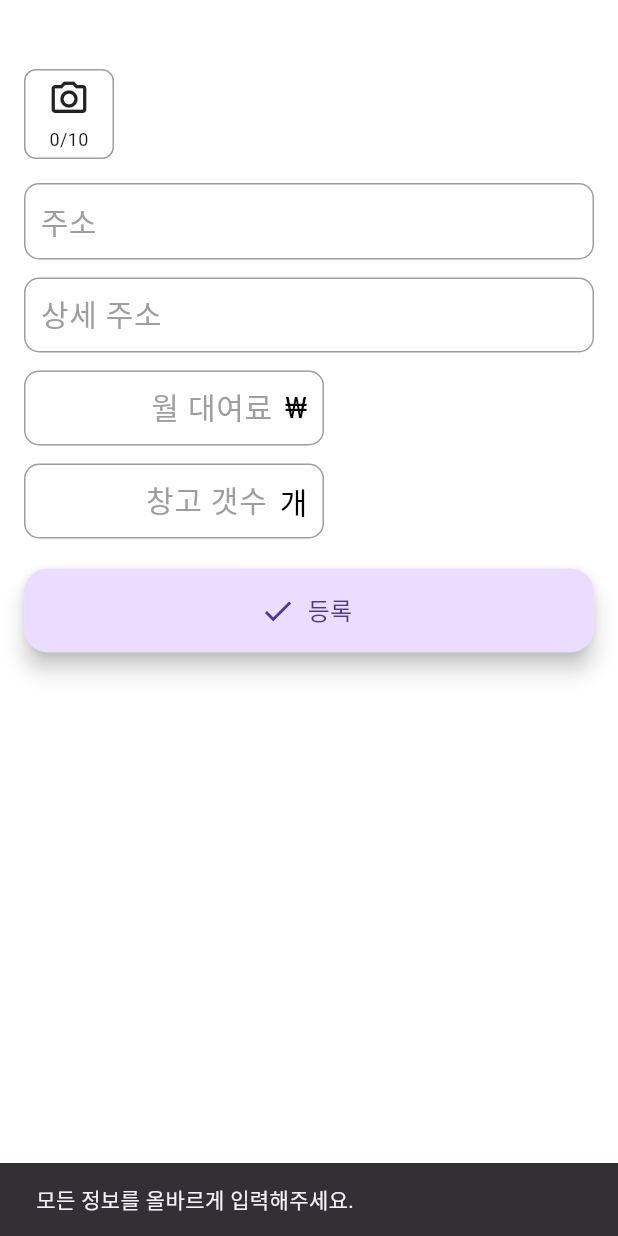
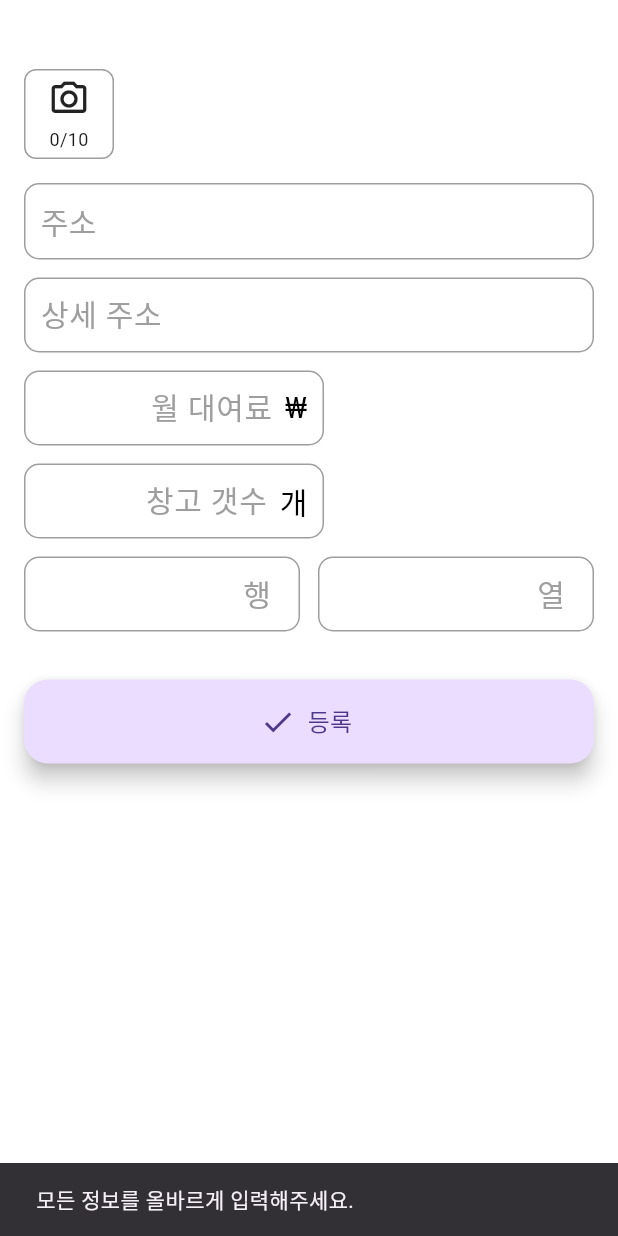
Before and after one commit to yeoby97/space_cloud, a Flutter app: the WarehouseRegisterScreen screen opened directly, after a tap on "등록", on a phone screen of 412 x 824 dp. Run offline on Flutter 3.47's test engine with Material 3 defaults, Android fonts, the phone set to English and light mode, and no system bars; our stand-ins replace cloud_firestore, firebase_auth, firebase_core, firebase_storage, flutter_speed_dial, geolocator and 4 more; missing offline and left inert: flutter_google_places_hoc081098; accounts and stored records are empty.

Commit message:
warehouse_register_screen.dart : 배치까지 입력 받고 미리 보여주도록. warehouse.dart : warehouse 클래스의 구조 변경. layout 추가.
추후 reservation으로 각 칸을 관리할 예정.

```diff
--- a/lib/data/warehouse.dart
+++ b/lib/data/warehouse.dart
@@ -1,7 +1,7 @@
 import 'package:cloud_firestore/cloud_firestore.dart';
 
 class Warehouse {
-  final String id; // Firestore 문서 ID
+  final String id;
   final String address;
   final String detailAddress;
   final int count;
@@ -11,6 +11,7 @@ class Warehouse {
   final double lng;
   final int price;
   final String ownerId;
+  final Map<String, dynamic> layout;
 
   Warehouse({
     this.id = '',
@@ -23,6 +24,7 @@ class Warehouse {
     required this.lng,
     required this.price,
     required this.ownerId,
+    required this.layout,
   });
 
   factory Warehouse.fromDoc(DocumentSnapshot doc) {
@@ -39,6 +41,7 @@ class Warehouse {
       lng: (data['lng'] as num).toDouble(),
       price: data['price'] ?? 0,
       ownerId: data['ownerId'] ?? '',
+      layout: Map<String, dynamic>.from(data['layout'] ?? {}),
     );
   }
 
@@ -53,6 +56,7 @@ class Warehouse {
       'lng': lng,
       'price': price,
       'ownerId': ownerId,
+      'layout': layout,
     };
   }
 }
--- a/lib/main/warehouse/warehouse_register_screen.dart
+++ b/lib/main/warehouse/warehouse_register_screen.dart
@@ -8,7 +8,6 @@ import 'package:google_maps_flutter/google_maps_flutter.dart';
 import 'package:image_picker/image_picker.dart';
 import 'package:intl/intl.dart';
 
-import '../warehouse/my_warehouse_screen.dart';
 import '../../data/warehouse.dart';
 import '../home/search_screen.dart';
 
@@ -28,6 +27,8 @@ class _WarehouseRegisterScreenState extends State<WarehouseRegisterScreen> {
   final priceController = TextEditingController();
   final numberController = TextEditingController();
   final _priceFormat = NumberFormat("#,###", "en_US");
+  final rowController = TextEditingController();
+  final colController = TextEditingController();
 
   @override
   Widget build(BuildContext context) {
@@ -37,6 +38,7 @@ class _WarehouseRegisterScreenState extends State<WarehouseRegisterScreen> {
           SafeArea(
             child: Padding(
               padding: const EdgeInsets.all(16.0),
+              child: SingleChildScrollView(
                 child: Column(
                   crossAxisAlignment: CrossAxisAlignment.start,
                   children: [
@@ -80,6 +82,22 @@ class _WarehouseRegisterScreenState extends State<WarehouseRegisterScreen> {
                     _buildNumberField(priceController, '월 대여료', '₩', _priceFormat),
                     const SizedBox(height: 12),
                     _buildNumberField(numberController, '창고 갯수', '개'),
+                    const SizedBox(height: 12),
+
+                    // ✅ 행/열 입력 필드
+                    Row(
+                      children: [
+                        Expanded(child: _buildNumberField(rowController, '행', '')),
+                        const SizedBox(width: 12),
+                        Expanded(child: _buildNumberField(colController, '열', '')),
+                      ],
+                    ),
+                    const SizedBox(height: 12),
+
+                    // ✅ 미리보기 UI
+                    if (int.tryParse(rowController.text) != null && int.tryParse(colController.text) != null)
+                      _buildMatrixPreview(),
+
                     const SizedBox(height: 20),
                     SizedBox(
                       width: double.infinity,
@@ -90,6 +108,7 @@ class _WarehouseRegisterScreenState extends State<WarehouseRegisterScreen> {
                       ),
                     ),
                   ],
+                ),
               ),
             ),
           ),
@@ -110,6 +129,55 @@ class _WarehouseRegisterScreenState extends State<WarehouseRegisterScreen> {
         ],
       ),
     );
+  }
+
+// ✅ 미리보기 UI 위젯
+  Widget _buildMatrixPreview() {
+    final row = int.tryParse(rowController.text);
+    final col = int.tryParse(colController.text);
+
+    if (row == null || col == null || row <= 0 || col <= 0) return const SizedBox();
+
+    return Column(
+      crossAxisAlignment: CrossAxisAlignment.start,
+      children: [
+        const Text("배치 미리보기", style: TextStyle(fontWeight: FontWeight.bold)),
+        const SizedBox(height: 8),
+        Container(
+          padding: const EdgeInsets.all(8),
+          decoration: BoxDecoration(
+            border: Border.all(color: Colors.grey),
+            borderRadius: BorderRadius.circular(8),
+          ),
+          child: Column(
+            children: List.generate(row, (r) {
+              return Row(
+                mainAxisAlignment: MainAxisAlignment.center,
+                children: List.generate(col, (c) {
+                  return Container(
+                    margin: const EdgeInsets.all(4),
+                    width: 24,
+                    height: 24,
+                    decoration: BoxDecoration(
+                      color: Colors.blue[100],
+                      borderRadius: BorderRadius.circular(4),
+                    ),
+                  );
+                }),
+              );
+            }),
+          ),
+        ),
+      ],
+    );
+  }
+
+  @override
+  void initState() {
+    super.initState();
+
+    rowController.addListener(() => setState(() {}));
+    colController.addListener(() => setState(() {}));
   }
 
   Widget _buildTextField(TextEditingController controller, String hint) {
@@ -201,13 +269,18 @@ class _WarehouseRegisterScreenState extends State<WarehouseRegisterScreen> {
   void upload() async {
     final price = int.tryParse(priceController.text.replaceAll(',', ''));
     final count = int.tryParse(numberController.text);
+    final rows = int.tryParse(rowController.text);
+    final columns = int.tryParse(colController.text);
 
     if (pickedImages == null || pickedImages!.isEmpty ||
         address == null ||
         location == null ||
         detailAddressController.text.trim().isEmpty ||
         price == null || price <= 0 ||
-        count == null || count <= 0) {
+        count == null || count <= 0 ||
+        rows == null || rows <= 0 ||
+        columns == null || columns <= 0 ||
+        rows * columns != count) {
       ScaffoldMessenger.of(context).showSnackBar(
         const SnackBar(content: Text("모든 정보를 올바르게 입력해주세요.")),
       );
@@ -247,6 +320,10 @@ class _WarehouseRegisterScreenState extends State<WarehouseRegisterScreen> {
         count: count,
         createdAt: DateTime.now(),
         ownerId: user.uid,
+        layout: {
+          'rows': int.parse(rowController.text),
+          'columns': int.parse(colController.text),
+        },
       );
 
       await FirebaseFirestore.instance.collection('warehouse').add(warehouse.toMap());
```
Lines whose indentation alone changed are shown as unchanged.
